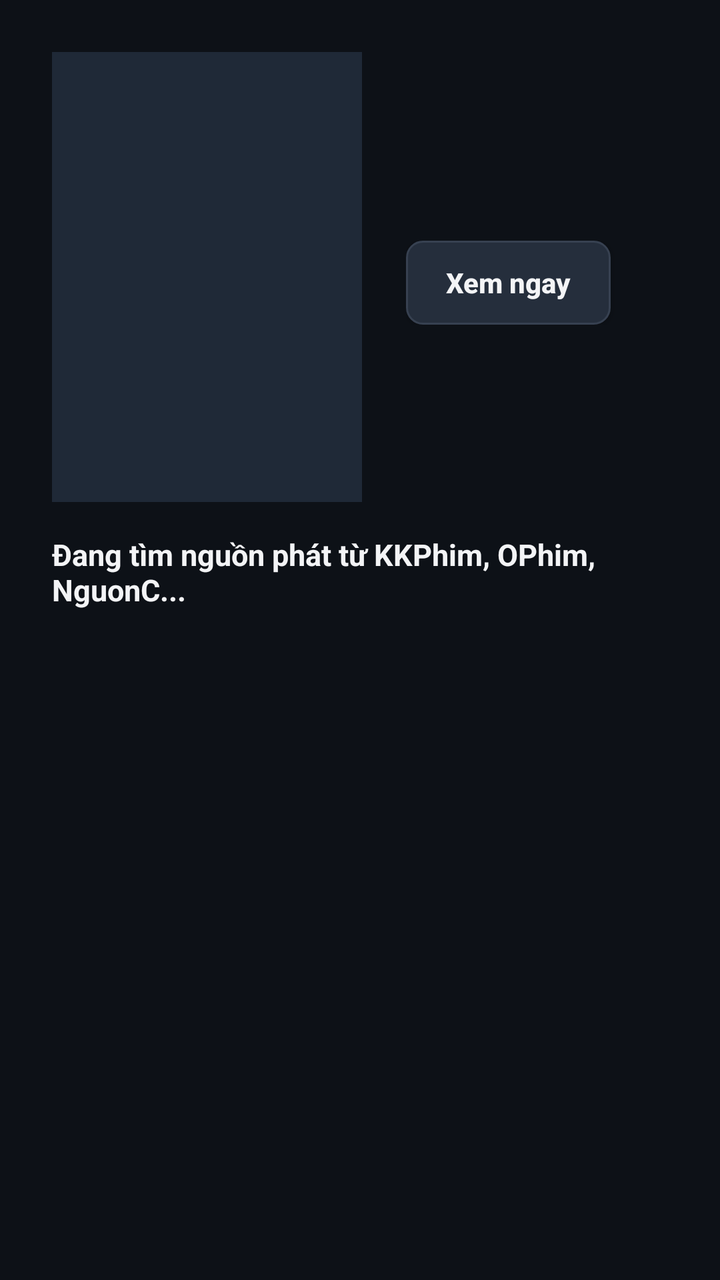
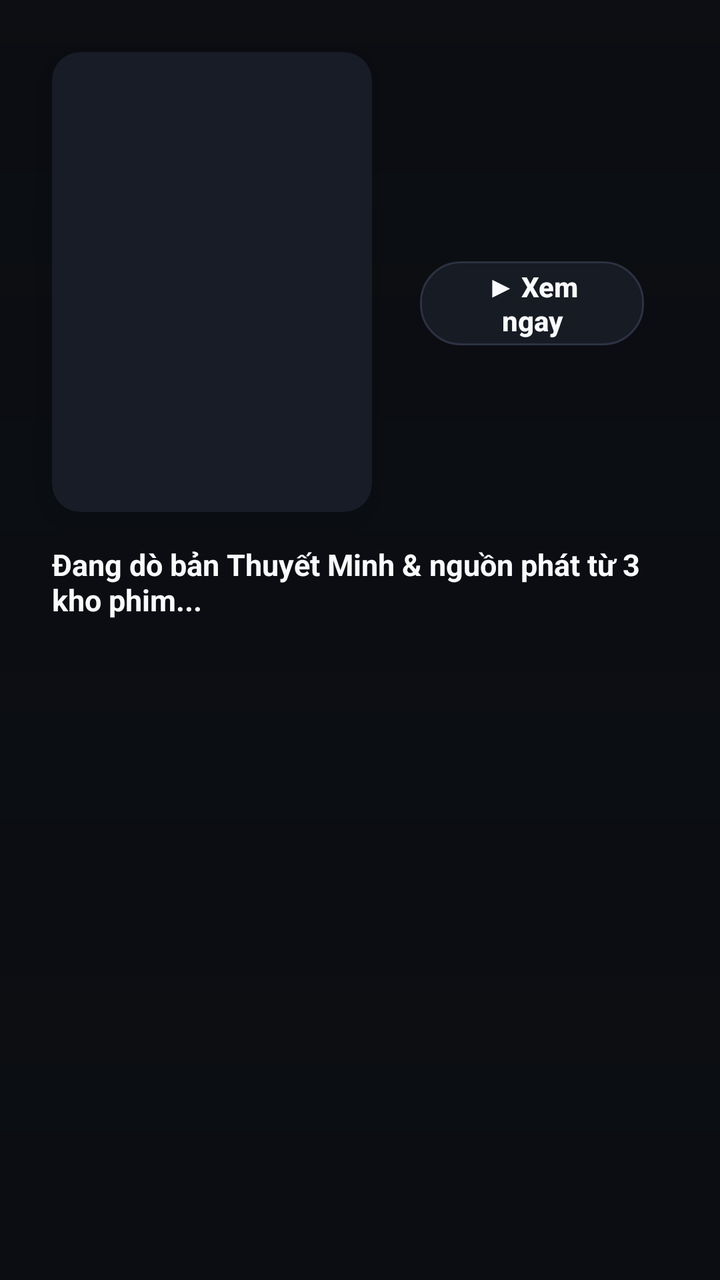

Two renders of the same Android screen: before a commit and after it. Below are the layout's source before the change and the commit's diff.
<!-- AndroidManifest.xml: application theme Theme.VietMovieTV -->
<!-- res/layout/activity_detail.xml -->
<?xml version="1.0" encoding="utf-8"?>
<FrameLayout xmlns:android="http://schemas.android.com/apk/res/android"
    android:layout_width="match_parent"
    android:layout_height="match_parent"
    android:background="@color/bg_dark">

    <ImageView
        android:id="@+id/ivBackdrop"
        android:layout_width="match_parent"
        android:layout_height="match_parent"
        android:alpha="0.22"
        android:scaleType="centerCrop" />

    <LinearLayout
        android:layout_width="match_parent"
        android:layout_height="match_parent"
        android:orientation="vertical"
        android:padding="26dp">

        <LinearLayout
            android:layout_width="match_parent"
            android:layout_height="wrap_content"
            android:orientation="horizontal">

            <ImageView
                android:id="@+id/ivDetailPoster"
                android:layout_width="155dp"
                android:layout_height="225dp"
                android:layout_marginEnd="22dp"
                android:background="#1F2937"
                android:scaleType="centerCrop" />

            <LinearLayout
                android:layout_width="0dp"
                android:layout_height="wrap_content"
                android:layout_weight="1"
                android:orientation="vertical">

                <TextView
                    android:id="@+id/tvDetailTitle"
                    android:layout_width="match_parent"
                    android:layout_height="wrap_content"
                    android:ellipsize="end"
                    android:maxLines="2"
                    android:textColor="@color/text_primary"
                    android:textSize="25sp"
                    android:textStyle="bold" />

                <TextView
                    android:id="@+id/tvDetailMeta"
                    android:layout_width="match_parent"
                    android:layout_height="wrap_content"
                    android:layout_marginTop="4dp"
                    android:textColor="@color/accent_amber"
                    android:textSize="14sp" />

                <TextView
                    android:id="@+id/tvDetailDesc"
                    android:layout_width="match_parent"
                    android:layout_height="wrap_content"
                    android:layout_marginTop="8dp"
                    android:ellipsize="end"
                    android:lineSpacingExtra="3dp"
                    android:maxLines="4"
                    android:textColor="@color/text_secondary"
                    android:textSize="13sp" />

                <LinearLayout
                    android:layout_width="match_parent"
                    android:layout_height="wrap_content"
                    android:layout_marginTop="12dp"
                    android:gravity="center_vertical"
                    android:orientation="horizontal">

                    <Button
                        android:id="@+id/btnPlayNow"
                        android:layout_width="wrap_content"
                        android:layout_height="42dp"
                        android:layout_marginEnd="12dp"
                        android:background="@drawable/bg_button_selector"
                        android:focusable="true"
                        android:paddingStart="20dp"
                        android:paddingEnd="20dp"
                        android:text="Xem ngay"
                        android:textAllCaps="false"
                        android:textColor="@color/text_primary"
                        android:textSize="14sp"
                        android:textStyle="bold" />

                    <HorizontalScrollView
                        android:layout_width="0dp"
                        android:layout_height="wrap_content"
                        android:layout_weight="1"
                        android:scrollbars="none">

                        <LinearLayout
                            android:id="@+id/serverContainer"
                            android:layout_width="wrap_content"
                            android:layout_height="wrap_content"
                            android:orientation="horizontal" />
                    </HorizontalScrollView>
                </LinearLayout>
            </LinearLayout>
        </LinearLayout>

        <TextView
            android:id="@+id/tvEpisodeHeader"
            android:layout_width="match_parent"
            android:layout_height="wrap_content"
            android:layout_marginTop="16dp"
            android:layout_marginBottom="8dp"
            android:text="Đang tìm nguồn phát từ KKPhim, OPhim, NguonC..."
            android:textColor="@color/text_primary"
            android:textSize="15sp"
            android:textStyle="bold" />

        <androidx.recyclerview.widget.RecyclerView
            android:id="@+id/rvEpisodes"
            android:layout_width="match_parent"
            android:layout_height="0dp"
            android:layout_weight="1"
            android:clipToPadding="false"
            android:padding="4dp" />

    </LinearLayout>

    <ProgressBar
        android:id="@+id/detailProgressBar"
        android:layout_width="48dp"
        android:layout_height="48dp"
        android:layout_gravity="center"
        android:visibility="gone" />
</FrameLayout>
<!-- resources referenced by this layout -->
<resources>
  <color name="accent_amber">#F59E0B</color>
  <color name="bg_dark">#0D1117</color>
  <color name="text_primary">#F3F4F6</color>
  <color name="text_secondary">#9CA3AF</color>
  <!-- drawable bg_button_selector (drawable) -->
  <?xml version="1.0" encoding="utf-8"?>
  <selector xmlns:android="http://schemas.android.com/apk/res/android">
      <item android:state_focused="true">
          <shape android:shape="rectangle">
              <solid android:color="@color/accent_amber" />
              <stroke android:width="2dp" android:color="#FFFFFF" />
              <corners android:radius="8dp" />
          </shape>
      </item>
      <item android:state_selected="true">
          <shape android:shape="rectangle">
              <solid android:color="@color/accent_amber_dark" />
              <stroke android:width="1dp" android:color="@color/accent_amber" />
              <corners android:radius="8dp" />
          </shape>
      </item>
      <item>
          <shape android:shape="rectangle">
              <solid android:color="#252E3C" />
              <stroke android:width="1dp" android:color="#374151" />
              <corners android:radius="8dp" />
          </shape>
      </item>
  </selector>
  <style name="Theme.VietMovieTV" parent="Theme.AppCompat.NoActionBar">
          <item name="android:windowBackground">@color/bg_dark</item>
          <item name="colorPrimary">@color/accent_amber</item>
          <item name="colorAccent">@color/accent_amber</item>
          <item name="android:textColorPrimary">@color/text_primary</item>
          <item name="android:textColorSecondary">@color/text_secondary</item>
      </style>
  <color name="accent_amber_dark">#B45309</color>
</resources>

<!-- the commit's change to res/layout/activity_detail.xml (unified diff, before → after) -->
@@ -1,39 +1,57 @@
 <?xml version="1.0" encoding="utf-8"?>
 <FrameLayout xmlns:android="http://schemas.android.com/apk/res/android"
+    xmlns:app="http://schemas.android.com/apk/res-auto"
     android:layout_width="match_parent"
     android:layout_height="match_parent"
-    android:background="@color/bg_dark">
+    android:background="@color/bg_dark"
+    android:clipChildren="false">
 
     <ImageView
         android:id="@+id/ivBackdrop"
         android:layout_width="match_parent"
         android:layout_height="match_parent"
-        android:alpha="0.22"
+        android:alpha="0.32"
         android:scaleType="centerCrop" />
+
+    <View
+        android:layout_width="match_parent"
+        android:layout_height="match_parent"
+        android:background="@drawable/bg_home_scrim" />
 
     <LinearLayout
         android:layout_width="match_parent"
         android:layout_height="match_parent"
+        android:clipChildren="false"
+        android:clipToPadding="false"
         android:orientation="vertical"
         android:padding="26dp">
 
         <LinearLayout
             android:layout_width="match_parent"
             android:layout_height="wrap_content"
+            android:clipChildren="false"
             android:orientation="horizontal">
 
-            <ImageView
-                android:id="@+id/ivDetailPoster"
-                android:layout_width="155dp"
-                android:layout_height="225dp"
-                android:layout_marginEnd="22dp"
-                android:background="#1F2937"
-                android:scaleType="centerCrop" />
+            <androidx.cardview.widget.CardView
+                android:layout_width="160dp"
+                android:layout_height="230dp"
+                android:layout_marginEnd="24dp"
+                app:cardBackgroundColor="#181C26"
+                app:cardCornerRadius="14dp"
+                app:cardElevation="10dp">
+
+                <ImageView
+                    android:id="@+id/ivDetailPoster"
+                    android:layout_width="match_parent"
+                    android:layout_height="match_parent"
+                    android:scaleType="centerCrop" />
+            </androidx.cardview.widget.CardView>
 
             <LinearLayout
                 android:layout_width="0dp"
                 android:layout_height="wrap_content"
                 android:layout_weight="1"
+                android:clipChildren="false"
                 android:orientation="vertical">
 
                 <TextView
@@ -43,14 +61,14 @@
                     android:ellipsize="end"
                     android:maxLines="2"
                     android:textColor="@color/text_primary"
-                    android:textSize="25sp"
+                    android:textSize="26sp"
                     android:textStyle="bold" />
 
                 <TextView
                     android:id="@+id/tvDetailMeta"
                     android:layout_width="match_parent"
                     android:layout_height="wrap_content"
-                    android:layout_marginTop="4dp"
+                    android:layout_marginTop="5dp"
                     android:textColor="@color/accent_amber"
                     android:textSize="14sp" />
 
@@ -58,7 +76,7 @@
                     android:id="@+id/tvDetailDesc"
                     android:layout_width="match_parent"
                     android:layout_height="wrap_content"
-                    android:layout_marginTop="8dp"
+                    android:layout_marginTop="10dp"
                     android:ellipsize="end"
                     android:lineSpacingExtra="3dp"
                     android:maxLines="4"
@@ -68,20 +86,24 @@
                 <LinearLayout
                     android:layout_width="match_parent"
                     android:layout_height="wrap_content"
-                    android:layout_marginTop="12dp"
+                    android:layout_marginTop="14dp"
+                    android:clipChildren="false"
+                    android:clipToPadding="false"
                     android:gravity="center_vertical"
-                    android:orientation="horizontal">
+                    android:orientation="horizontal"
+                    android:paddingTop="4dp"
+                    android:paddingBottom="4dp">
 
                     <Button
                         android:id="@+id/btnPlayNow"
                         android:layout_width="wrap_content"
                         android:layout_height="42dp"
                         android:layout_marginEnd="12dp"
-                        android:background="@drawable/bg_button_selector"
+                        android:background="@drawable/bg_tab_selector"
                         android:focusable="true"
-                        android:paddingStart="20dp"
-                        android:paddingEnd="20dp"
-                        android:text="Xem ngay"
+                        android:paddingStart="22dp"
+                        android:paddingEnd="22dp"
+                        android:text="▶ Xem ngay"
                         android:textAllCaps="false"
                         android:textColor="@color/text_primary"
                         android:textSize="14sp"
@@ -91,13 +113,20 @@
                         android:layout_width="0dp"
                         android:layout_height="wrap_content"
                         android:layout_weight="1"
+                        android:clipChildren="false"
+                        android:clipToPadding="false"
+                        android:paddingTop="4dp"
+                        android:paddingBottom="4dp"
                         android:scrollbars="none">
 
                         <LinearLayout
                             android:id="@+id/serverContainer"
                             android:layout_width="wrap_content"
                             android:layout_height="wrap_content"
-                            android:orientation="horizontal" />
+                            android:clipChildren="false"
+                            android:orientation="horizontal"
+                            android:paddingStart="2dp"
+                            android:paddingEnd="8dp" />
                     </HorizontalScrollView>
                 </LinearLayout>
             </LinearLayout>
@@ -109,7 +138,7 @@
             android:layout_height="wrap_content"
             android:layout_marginTop="16dp"
             android:layout_marginBottom="8dp"
-            android:text="Đang tìm nguồn phát từ KKPhim, OPhim, NguonC..."
+            android:text="Đang dò bản Thuyết Minh &amp; nguồn phát từ 3 kho phim..."
             android:textColor="@color/text_primary"
             android:textSize="15sp"
             android:textStyle="bold" />
@@ -119,8 +148,9 @@
             android:layout_width="match_parent"
             android:layout_height="0dp"
             android:layout_weight="1"
+            android:clipChildren="false"
             android:clipToPadding="false"
-            android:padding="4dp" />
+            android:padding="6dp" />
 
     </LinearLayout>
 
<!-- resource entries referenced after the edit -->
@@ -1,41 +1,67 @@
 <!-- resources referenced by this layout -->
 <resources>
   <color name="accent_amber">#F59E0B</color>
-  <color name="bg_dark">#0D1117</color>
-  <color name="text_primary">#F3F4F6</color>
-  <color name="text_secondary">#9CA3AF</color>
-  <!-- drawable bg_button_selector (drawable) -->
+  <color name="bg_dark">#0B0D12</color>
+  <color name="text_primary">#F9FAFB</color>
+  <color name="text_secondary">#A1A9B8</color>
+  <!-- drawable bg_home_scrim (drawable) -->
+  <?xml version="1.0" encoding="utf-8"?>
+  <shape xmlns:android="http://schemas.android.com/apk/res/android"
+      android:shape="rectangle">
+      <gradient
+          android:angle="270"
+          android:centerColor="#CC0B0D12"
+          android:endColor="#F50B0D12"
+          android:startColor="#990B0D12"
+          android:type="linear" />
+  </shape>
+  <!-- drawable bg_tab_selector (drawable) -->
   <?xml version="1.0" encoding="utf-8"?>
   <selector xmlns:android="http://schemas.android.com/apk/res/android">
       <item android:state_focused="true">
           <shape android:shape="rectangle">
-              <solid android:color="@color/accent_amber" />
+              <solid android:color="@color/netflix_red" />
               <stroke android:width="2dp" android:color="#FFFFFF" />
-              <corners android:radius="8dp" />
+              <corners android:radius="20dp" />
           </shape>
       </item>
       <item android:state_selected="true">
           <shape android:shape="rectangle">
-              <solid android:color="@color/accent_amber_dark" />
-              <stroke android:width="1dp" android:color="@color/accent_amber" />
-              <corners android:radius="8dp" />
+              <solid android:color="#2A161A" />
+              <stroke android:width="1.5dp" android:color="@color/netflix_red" />
+              <corners android:radius="20dp" />
           </shape>
       </item>
       <item>
           <shape android:shape="rectangle">
-              <solid android:color="#252E3C" />
-              <stroke android:width="1dp" android:color="#374151" />
-              <corners android:radius="8dp" />
+              <solid android:color="#CC1A1E29" />
+              <stroke android:width="1dp" android:color="#2C3242" />
+              <corners android:radius="20dp" />
           </shape>
       </item>
   </selector>
   <style name="Theme.VietMovieTV" parent="Theme.AppCompat.NoActionBar">
           <item name="android:windowBackground">@color/bg_dark</item>
-          <item name="colorPrimary">@color/accent_amber</item>
-          <item name="colorAccent">@color/accent_amber</item>
+          <item name="colorPrimary">@color/netflix_red</item>
+          <item name="colorAccent">@color/netflix_red</item>
+          <item name="android:textColorPrimary">@color/text_primary</item>
+          <item name="android:textColorSecondary">@color/text_secondary</item>
+          <item name="alertDialogTheme">@style/Theme.VietMovieTV.Dialog</item>
+      </style>
+  <color name="netflix_red">#E50914</color>
+  <style name="Theme.VietMovieTV.Dialog" parent="Theme.AppCompat.Dialog.Alert">
+          <item name="android:windowBackground">@drawable/bg_dialog_rounded</item>
+          <item name="colorAccent">@color/netflix_red</item>
           <item name="android:textColorPrimary">@color/text_primary</item>
           <item name="android:textColorSecondary">@color/text_secondary</item>
       </style>
-  <color name="accent_amber_dark">#B45309</color>
+  <!-- drawable bg_dialog_rounded (drawable) -->
+  <?xml version="1.0" encoding="utf-8"?>
+  <shape xmlns:android="http://schemas.android.com/apk/res/android"
+      android:shape="rectangle">
+      <solid android:color="#161922" />
+      <stroke android:width="1.5dp" android:color="#2E3446" />
+      <corners android:radius="18dp" />
+  </shape>
 </resources>
 
